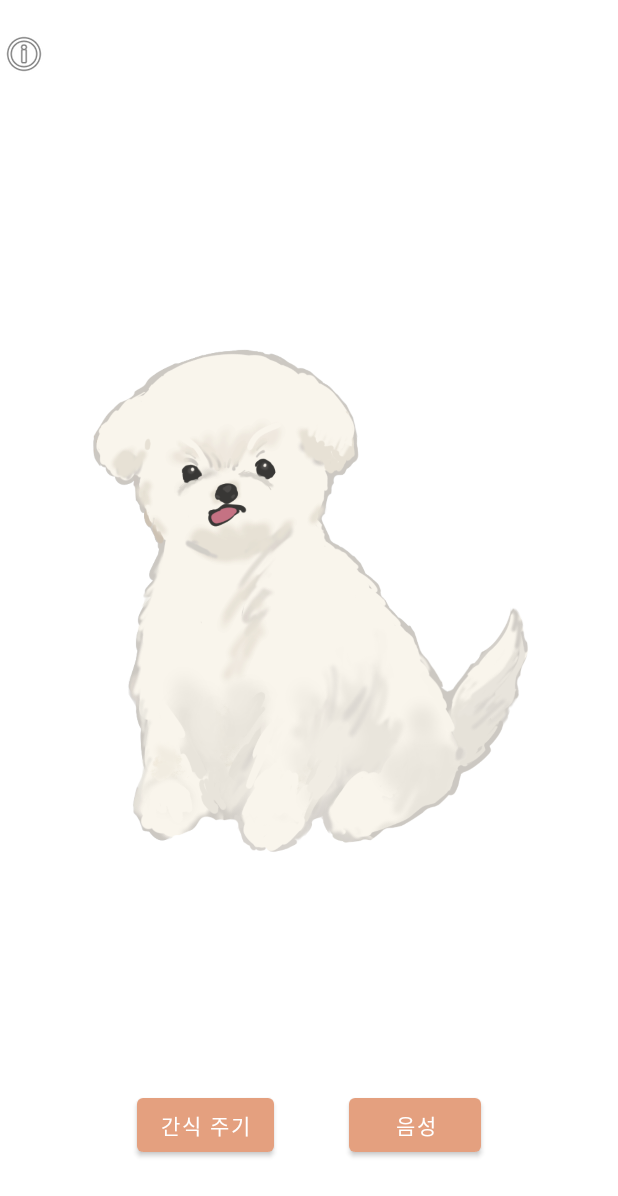
After one commit to SHAPE-UP/Bangida-client, an Android app: the SimTrainingActivity screen opened directly, with no data from a screen before it, on a phone screen of 412 x 824 dp. The commit adds this screen. Shown: the top 1196 px of the screen. Run offline under Robolectric (Android 15) with nearby library versions, the phone set to English and light mode, and no system bars.

Commit message:
#61 음성 훈련 UI 코드 작성

```diff
--- a/SHAPEUP2022/app/src/main/AndroidManifest.xml
+++ b/SHAPEUP2022/app/src/main/AndroidManifest.xml
@@ -17,6 +17,9 @@
         android:supportsRtl="true"
         android:theme="@style/Theme.SHAPEUP2022"
         android:usesCleartextTraffic="true">
+        <activity
+            android:name=".SimTrainingActivity"
+            android:exported="false" />
         <activity
             android:name=".TodoCalendarActivity"
             android:exported="false" />
--- /dev/null
+++ b/SHAPEUP2022/app/src/main/java/com/example/shape_up_2022/SimTrainingActivity.kt
@@ -0,0 +1,28 @@
+package com.example.shape_up_2022
+
+import androidx.appcompat.app.AppCompatActivity
+import android.os.Bundle
+import androidx.appcompat.app.AlertDialog
+import com.example.shape_up_2022.databinding.ActivitySimTrainingBinding
+
+class SimTrainingActivity : AppCompatActivity() {
+
+    lateinit var binding : ActivitySimTrainingBinding
+    override fun onCreate(savedInstanceState: Bundle?) {
+        super.onCreate(savedInstanceState)
+        binding = ActivitySimTrainingBinding.inflate(layoutInflater)
+        setContentView(binding.root)
+
+        binding.trainingInfo.setOnClickListener{
+            AlertDialog.Builder(this).run {
+                setTitle("강아지 훈련에 관한 설명")
+                setIcon(R.drawable.maltese)
+                setMessage("강아지 훈련은 중요해요~")
+                setPositiveButton("확인", null)
+                show()
+            }.setCanceledOnTouchOutside(false)
+        }
+
+
+    }
+}
--- a/SHAPEUP2022/app/src/main/java/com/example/shape_up_2022/TempMainActivity.kt
+++ b/SHAPEUP2022/app/src/main/java/com/example/shape_up_2022/TempMainActivity.kt
@@ -78,6 +78,11 @@ class TempMainActivity : AppCompatActivity() {
             startActivity(intent1)
         }
 
+        binding.petplaceTraining.setOnClickListener {
+            intent1 = Intent(this, SimTrainingActivity::class.java)
+            startActivity(intent1)
+        }
+
 
     }
 
--- /dev/null
+++ b/SHAPEUP2022/app/src/main/res/layout/activity_sim_training.xml
@@ -0,0 +1,44 @@
+<?xml version="1.0" encoding="utf-8"?>
+<LinearLayout xmlns:android="http://schemas.android.com/apk/res/android"
+    xmlns:app="http://schemas.android.com/apk/res-auto"
+    xmlns:tools="http://schemas.android.com/tools"
+    android:layout_width="match_parent"
+    android:layout_height="match_parent"
+    android:orientation="vertical"
+    android:layout_marginHorizontal="16dp"
+    tools:context=".SimTrainingActivity">
+
+    <ImageView
+        android:layout_marginTop="20dp"
+        android:id="@+id/training_info"
+        android:layout_width="wrap_content"
+        android:layout_height="wrap_content"
+        android:src="@android:drawable/ic_menu_info_details" />
+
+    <ImageView
+        android:id="@+id/maltese"
+        android:layout_width="match_parent"
+        android:layout_height="0dp"
+        android:layout_weight="1"
+        android:src="@drawable/maltese" />
+
+    <LinearLayout
+        android:layout_width="match_parent"
+        android:layout_height="wrap_content"
+        android:gravity="center"
+        android:layout_marginBottom="50dp">
+        <Button
+            android:id="@+id/training_feed"
+            android:layout_width="wrap_content"
+            android:layout_height="wrap_content"
+            android:layout_marginRight="50dp"
+            android:text="간식 주기" />
+        <Button
+            android:id="@+id/training_voice"
+            android:layout_width="wrap_content"
+            android:layout_height="wrap_content"
+            android:text="음성"/>
+    </LinearLayout>
+
+
+</LinearLayout>
--- a/SHAPEUP2022/app/src/main/res/layout/activity_temp_main.xml
+++ b/SHAPEUP2022/app/src/main/res/layout/activity_temp_main.xml
@@ -92,6 +92,13 @@
             android:text="장소 검색"
             android:layout_gravity="center"
             android:id="@+id/petplace_search" />
+
+        <Button
+            android:layout_width="wrap_content"
+            android:layout_height="wrap_content"
+            android:text="음성 훈련"
+            android:layout_gravity="center"
+            android:id="@+id/petplace_training" />
     </LinearLayout>
 
 </LinearLayout>
```
Also changed, not shown: SHAPEUP2022/app/src/main/res/drawable-v24/bone.png (added).
